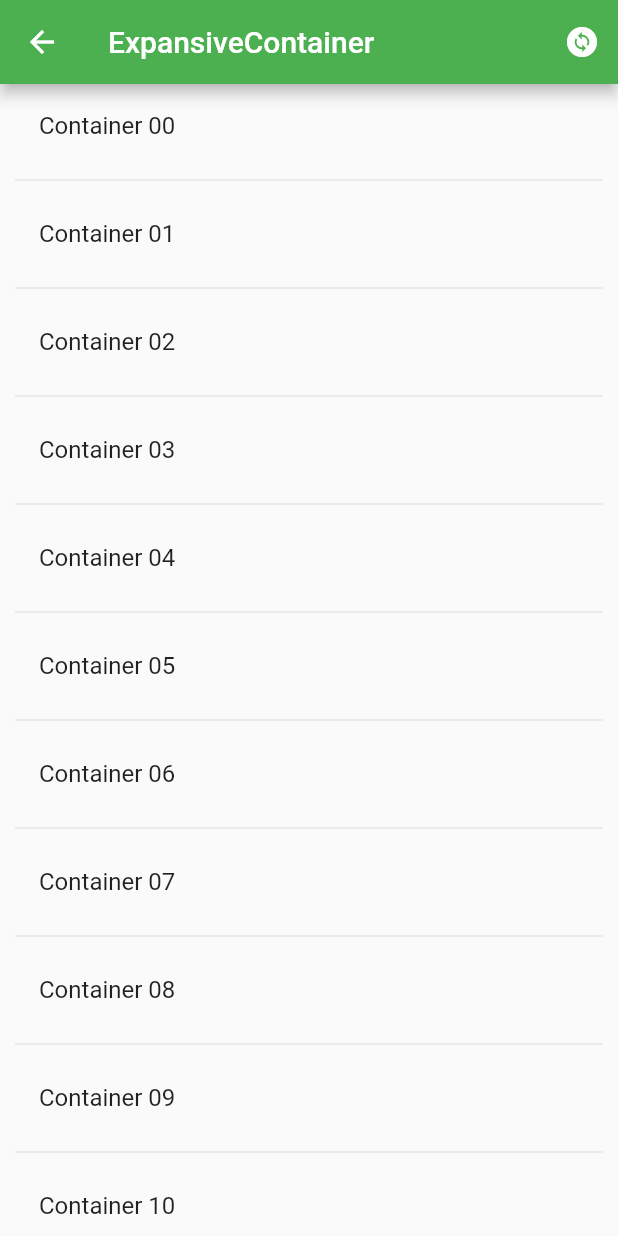
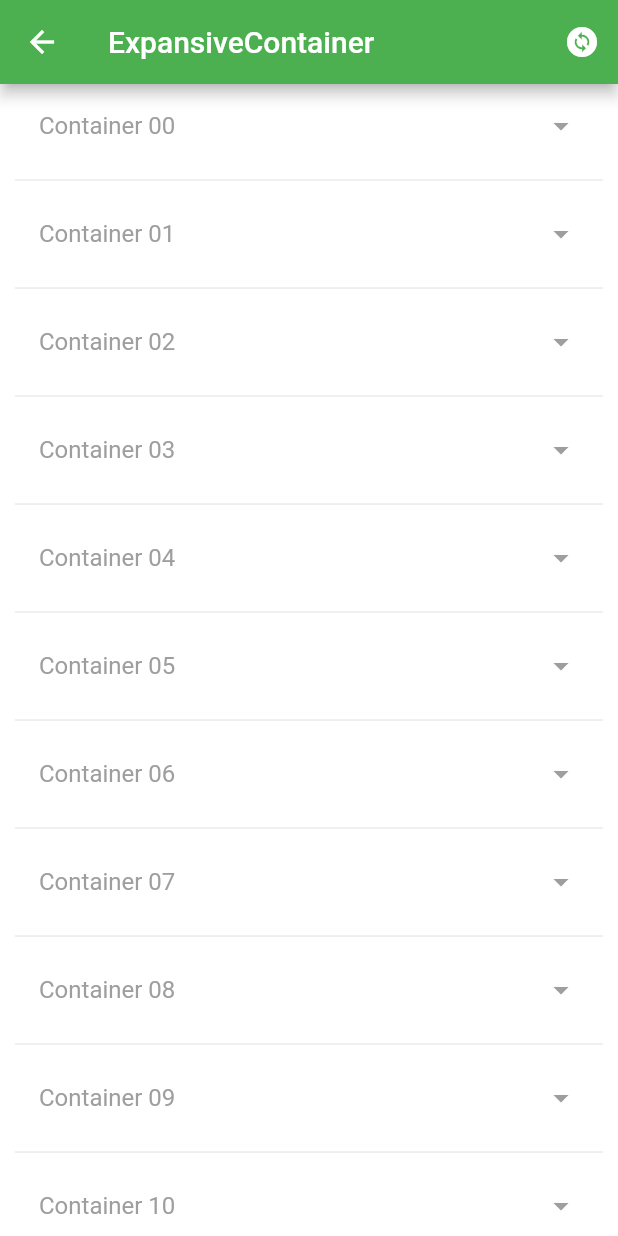
Before and after one commit to FredericoWP/animation_controller, a Flutter app: the ExpansiveContainer screen opened by its route, on a phone screen of 412 x 824 dp. Run offline on Flutter 3.47's test engine with Material 2 defaults, Android fonts, the phone set to English and light mode, and no system bars.

Commit message:
desafios completos

```diff
--- a/lib/desafio2/expansive_container.dart
+++ b/lib/desafio2/expansive_container.dart
@@ -12,6 +12,7 @@ class _ExpansiveContainerState extends State<ExpansiveContainer> {
   @override
   Widget build(BuildContext context) {
     return Scaffold(
+        backgroundColor: Colors.white,
         appBar: AppBar(
           backgroundColor: Colors.green,
           title: const Text("ExpansiveContainer"),
--- a/lib/desafio2/list.dart
+++ b/lib/desafio2/list.dart
@@ -1,3 +1,5 @@
+import 'dart:math';
+
 import 'package:flutter/material.dart';
 
 class ListExpansiveContainer extends StatefulWidget {
@@ -12,6 +14,10 @@ class _ListExpansiveContainerState extends State<ListExpansiveContainer>
     with SingleTickerProviderStateMixin {
   late AnimationController controllerAnimation;
   late Animation<double> sizeContainerAnimation;
+  late Animation<double> rotationAnimation;
+  late Animation<Color?> colorAnimation;
+  late Animation<Color?> textColorAnimation;
+
   @override
   void initState() {
     super.initState();
@@ -29,6 +35,19 @@ class _ListExpansiveContainerState extends State<ListExpansiveContainer>
         curve: Curves.ease,
       ),
     );
+
+    rotationAnimation = Tween<double>(begin: 0.0, end: pi / 2).animate(
+      CurvedAnimation(
+        parent: controllerAnimation,
+        curve: Curves.linear,
+      ),
+    );
+
+    colorAnimation = ColorTween(begin: Colors.white, end: Colors.green)
+        .animate(controllerAnimation);
+
+    textColorAnimation = ColorTween(begin: Colors.grey, end: Colors.white)
+        .animate(controllerAnimation);
   }
 
   void _animation() {
@@ -45,14 +64,24 @@ class _ListExpansiveContainerState extends State<ListExpansiveContainer>
       children: [
         ListTile(
           onTap: () => _animation(),
+          textColor: textColorAnimation.value,
+          iconColor: textColorAnimation.value,
+          tileColor: colorAnimation.value,
           title: Text(
               "Container ${widget.index < 10 ? '0${widget.index}' : widget.index}"),
+          trailing: Transform.rotate(
+            angle: rotationAnimation.value,
+            child: const Icon(
+              Icons.arrow_drop_down,
+            ),
+          ),
         ),
         ClipRRect(
           child: Align(
             heightFactor: sizeContainerAnimation.value,
             alignment: Alignment.topCenter,
-            child: SizedBox(
+            child: Container(
+              padding: const EdgeInsets.all(5),
               child: Column(
                 children: const [
                   FlutterLogo(),
--- a/lib/main.dart
+++ b/lib/main.dart
@@ -13,11 +13,11 @@ class MyApp extends StatelessWidget {
   Widget build(BuildContext context) {
     return MaterialApp(
       debugShowCheckedModeBanner: false,
-      title: 'Flutter Demo',
+      title: 'Animações Controladas',
       theme: ThemeData(
         primarySwatch: Colors.blue,
       ),
-      initialRoute: "/d02",
+      initialRoute: "/d01",
       routes: {
         "/d01": (context) => const DesafioContainer(),
         "/d02": (context) => const ExpansiveContainer(),
```
Also changed, not shown: lib/desafio1/container.dart (+13 -14 lines), lib/desafio1/desafio.dart (+14 -0 lines).
